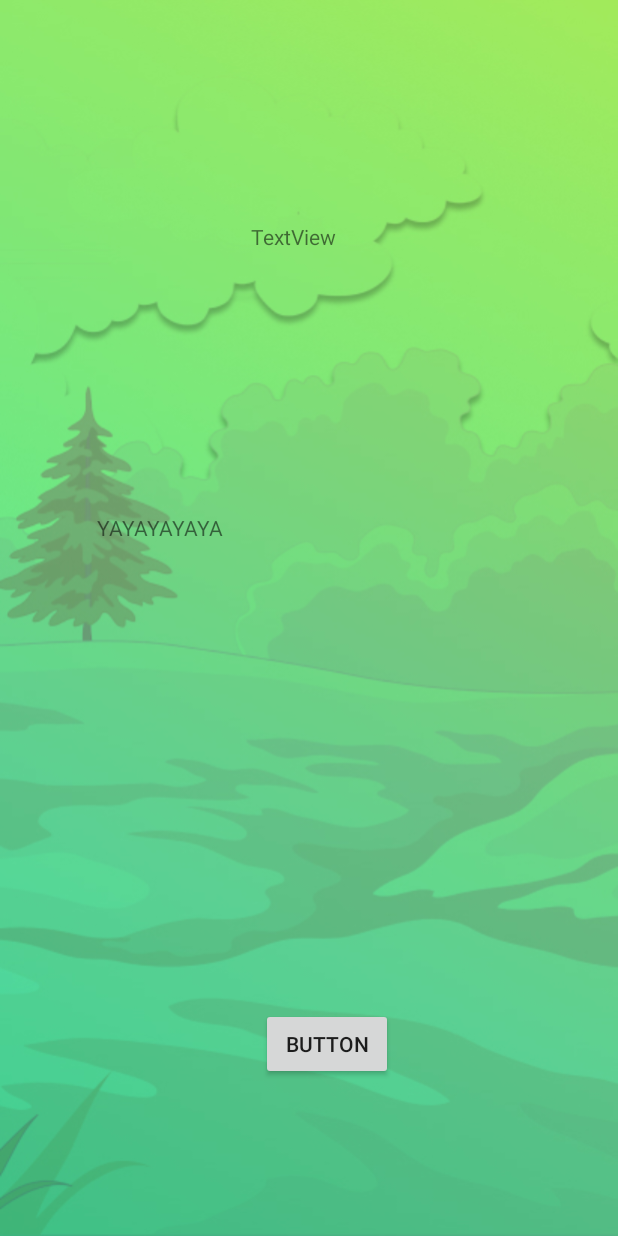
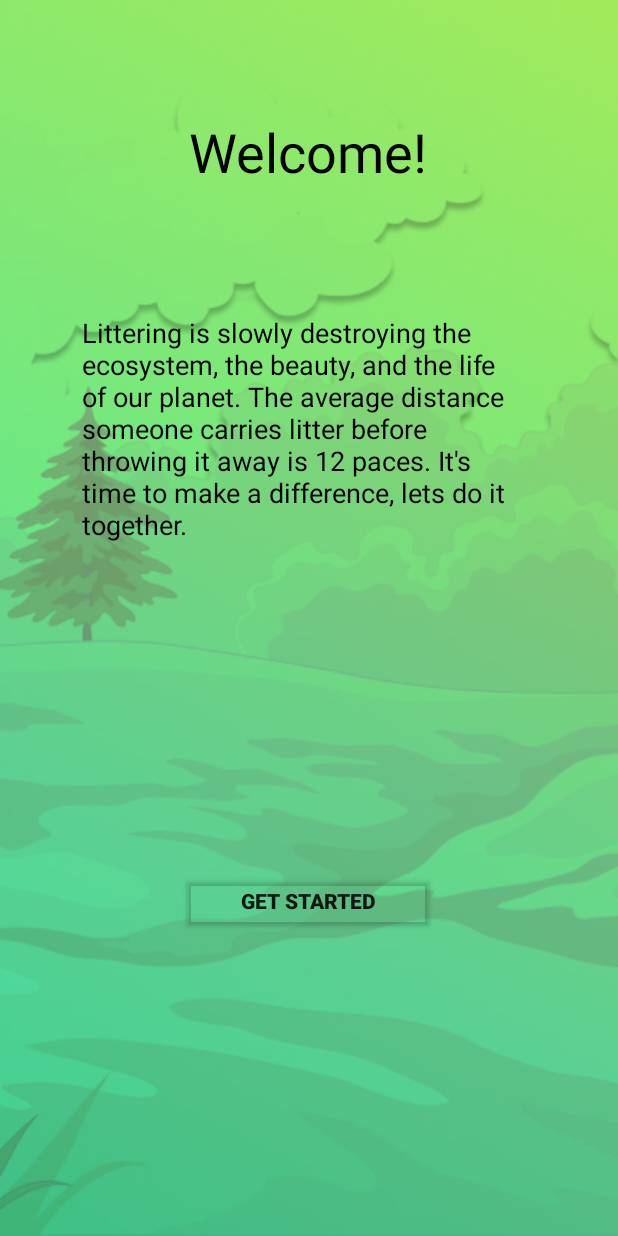
Before and after one commit to Manpreet7724/CleanCommunity, an Android app: the getstarted screen opened directly, with no data from a screen before it, on a phone screen of 412 x 824 dp. Run offline under Robolectric (Android 15) with nearby library versions, the phone set to English and light mode, and no system bars.

Commit message:
Commit 9 - Get started screen message added

```diff
--- a/app/src/main/res/layout/getstarted.xml
+++ b/app/src/main/res/layout/getstarted.xml
@@ -11,29 +11,41 @@
         android:id="@+id/gettingstarted"
         android:layout_width="wrap_content"
         android:layout_height="wrap_content"
-        android:layout_marginTop="148dp"
-        android:layout_marginEnd="188dp"
-        android:text="TextView"
+        android:text="@string/welcome"
+        android:textColor="#000000"
+        android:textSize="36sp"
+        app:layout_constraintBottom_toBottomOf="parent"
         app:layout_constraintEnd_toEndOf="parent"
-        app:layout_constraintTop_toTopOf="parent" />
+        app:layout_constraintHorizontal_bias="0.498"
+        app:layout_constraintStart_toStartOf="parent"
+        app:layout_constraintTop_toTopOf="parent"
+        app:layout_constraintVertical_bias="0.099" />
 
     <TextView
         android:id="@+id/displaygetStart"
         android:layout_width="303dp"
         android:layout_height="234dp"
-        android:layout_marginEnd="44dp"
-        android:layout_marginBottom="248dp"
-        android:text="YAYAYAYAYA"
+        android:text="@string/welcomemessage"
+        android:textAlignment="viewStart"
+        android:textColor="#000000"
+        android:textSize="18sp"
         app:layout_constraintBottom_toBottomOf="parent"
-        app:layout_constraintEnd_toEndOf="parent" />
+        app:layout_constraintEnd_toEndOf="parent"
+        app:layout_constraintStart_toStartOf="parent"
+        app:layout_constraintTop_toBottomOf="@+id/gettingstarted"
+        app:layout_constraintVertical_bias="0.181" />
 
     <Button
         android:id="@+id/getStarbutton"
-        android:layout_width="wrap_content"
-        android:layout_height="wrap_content"
-        android:layout_marginTop="96dp"
-        android:layout_marginEnd="150dp"
-        android:text="Button"
+        android:layout_width="169dp"
+        android:layout_height="42dp"
+        android:text="@string/button_getstarted"
+        android:textStyle="bold"
+        app:backgroundTint="@android:color/transparent"
+        app:layout_constraintBottom_toBottomOf="parent"
         app:layout_constraintEnd_toEndOf="parent"
-        app:layout_constraintTop_toBottomOf="@+id/displaygetStart" />
+        app:layout_constraintHorizontal_bias="0.498"
+        app:layout_constraintStart_toStartOf="parent"
+        app:layout_constraintTop_toBottomOf="@+id/displaygetStart"
+        app:layout_constraintVertical_bias="0.401" />
 </androidx.constraintlayout.widget.ConstraintLayout>
--- a/app/src/main/res/values/strings.xml
+++ b/app/src/main/res/values/strings.xml
@@ -12,4 +12,6 @@
     <string name="frogot_pass">Forgot Password?</string>
     <string name="checkbox">Stay signed in</string>
     <string name="wong_pass">Ouch,Wrong password!!!!!!!!!!!!</string>
+    <string name="welcomemessage">Littering is slowly destroying the ecosystem, the beauty, and the life of our planet. The average distance someone carries litter before throwing it away is 12 paces. It\'s time to make a difference, lets do it together.</string>
+    <string name="button_getstarted">Get Started</string>
 </resources>
```
